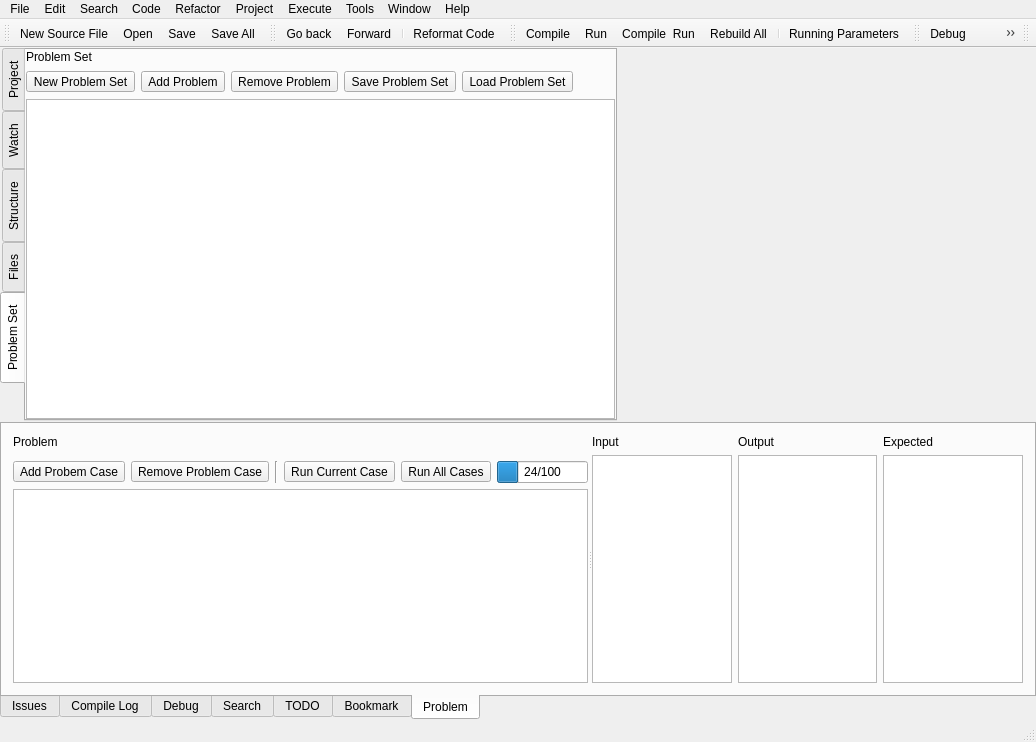
Old version of the form RedPandaIDE/mainwindow.ui in the repository royqh1979/RedPanda-CPP.
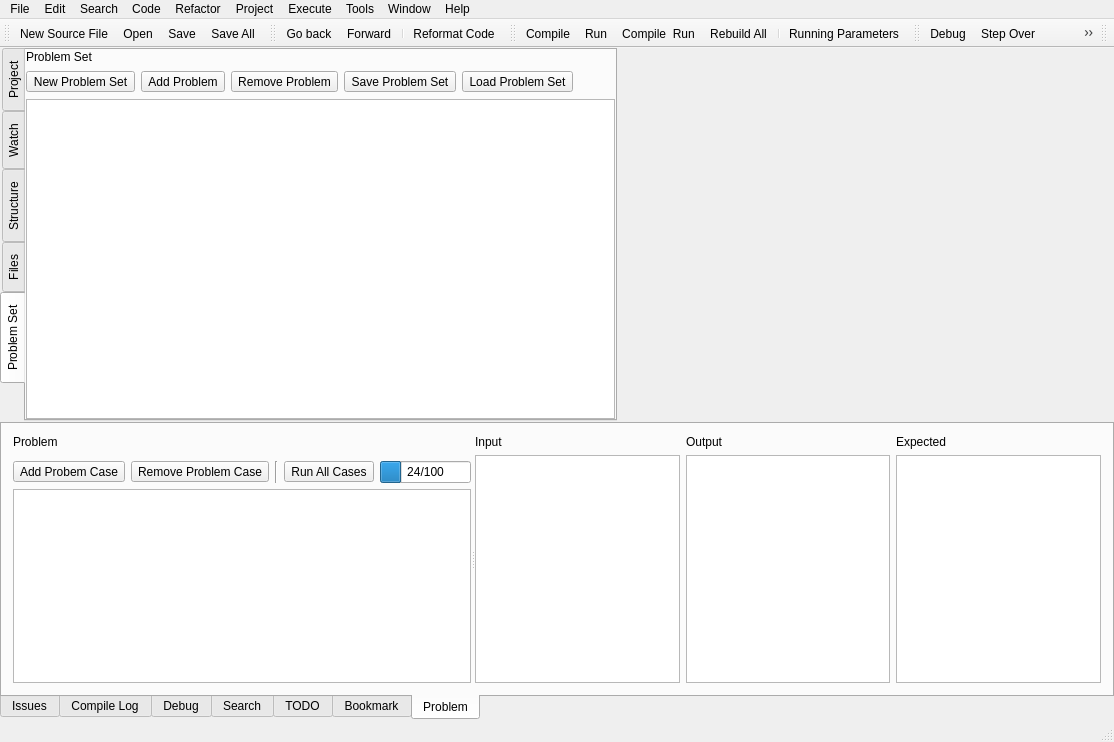
New version of the form. Icons and pictures are not drawn. Custom widgets are drawn as their Qt base class.

The edit to the form file:
```diff
--- a/RedPandaIDE/mainwindow.ui
+++ b/RedPandaIDE/mainwindow.ui
@@ -6,7 +6,7 @@
    <rect>
     <x>0</x>
     <y>0</y>
-    <width>1036</width>
+    <width>1114</width>
     <height>742</height>
    </rect>
   </property>
@@ -1205,20 +1205,6 @@
                   </property>
                  </widget>
                 </item>
-                <item>
-                 <widget class="QToolButton" name="btnRunCurrentProblemCase">
-                  <property name="toolTip">
-                   <string>Run Current Case</string>
-                  </property>
-                  <property name="text">
-                   <string>Run Current Case</string>
-                  </property>
-                  <property name="icon">
-                   <iconset resource="icons.qrc">
-                    <normaloff>:/icons/images/newlook24/069-run.png</normaloff>:/icons/images/newlook24/069-run.png</iconset>
-                  </property>
-                 </widget>
-                </item>
                 <item>
                  <widget class="QToolButton" name="btnRunAllProblemCases">
                   <property name="toolTip">
@@ -1233,6 +1219,19 @@
                   </property>
                  </widget>
                 </item>
+                <item>
+                 <spacer name="horizontalSpacer_4">
+                  <property name="orientation">
+                   <enum>Qt::Horizontal</enum>
+                  </property>
+                  <property name="sizeHint" stdset="0">
+                   <size>
+                    <width>40</width>
+                    <height>20</height>
+                   </size>
+                  </property>
+                 </spacer>
+                </item>
                 <item>
                  <widget class="QProgressBar" name="pbProblemCases">
                   <property name="value">
@@ -1243,19 +1242,6 @@
                   </property>
                  </widget>
                 </item>
-                <item>
-                 <spacer name="horizontalSpacer_4">
-                  <property name="orientation">
-                   <enum>Qt::Horizontal</enum>
-                  </property>
-                  <property name="sizeHint" stdset="0">
-                   <size>
-                    <width>40</width>
-                    <height>20</height>
-                   </size>
-                  </property>
-                 </spacer>
-                </item>
                </layout>
               </widget>
              </item>
@@ -1331,7 +1317,7 @@
     <rect>
      <x>0</x>
      <y>0</y>
-     <width>1036</width>
+     <width>1114</width>
      <height>25</height>
     </rect>
    </property>
```
Left out of the diff: 2 changed lines with no effect on the pictures.
